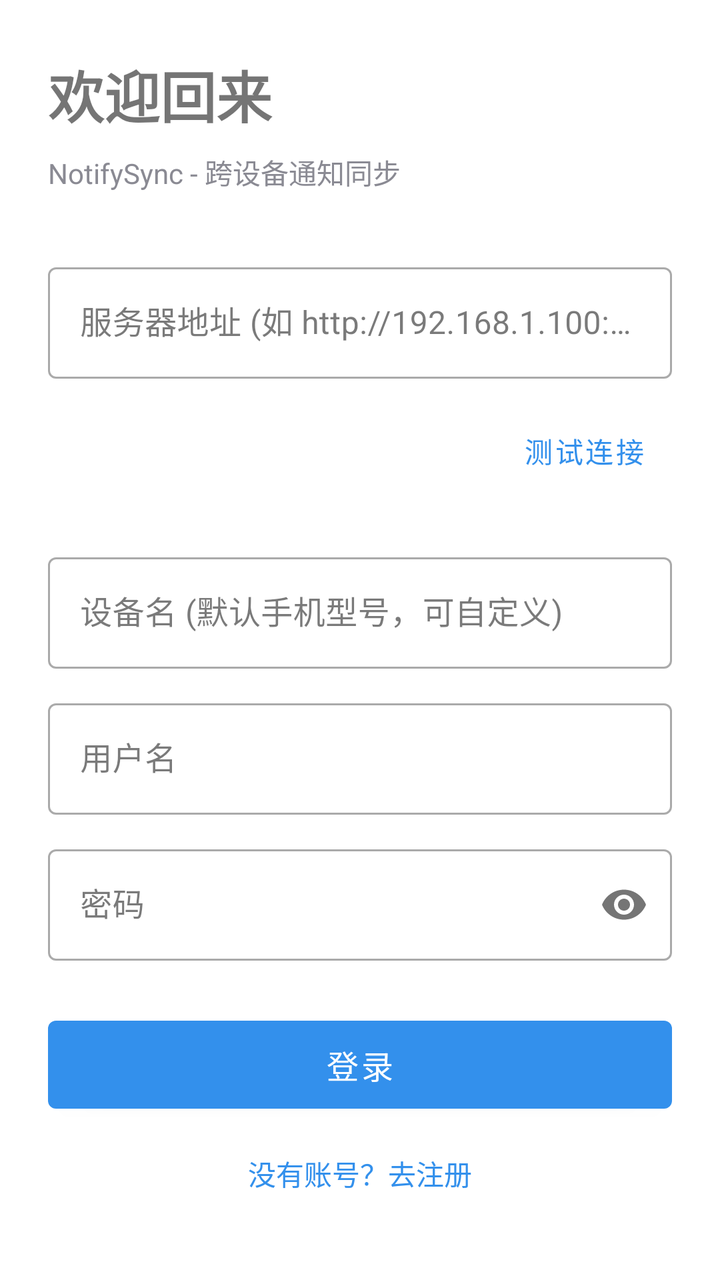
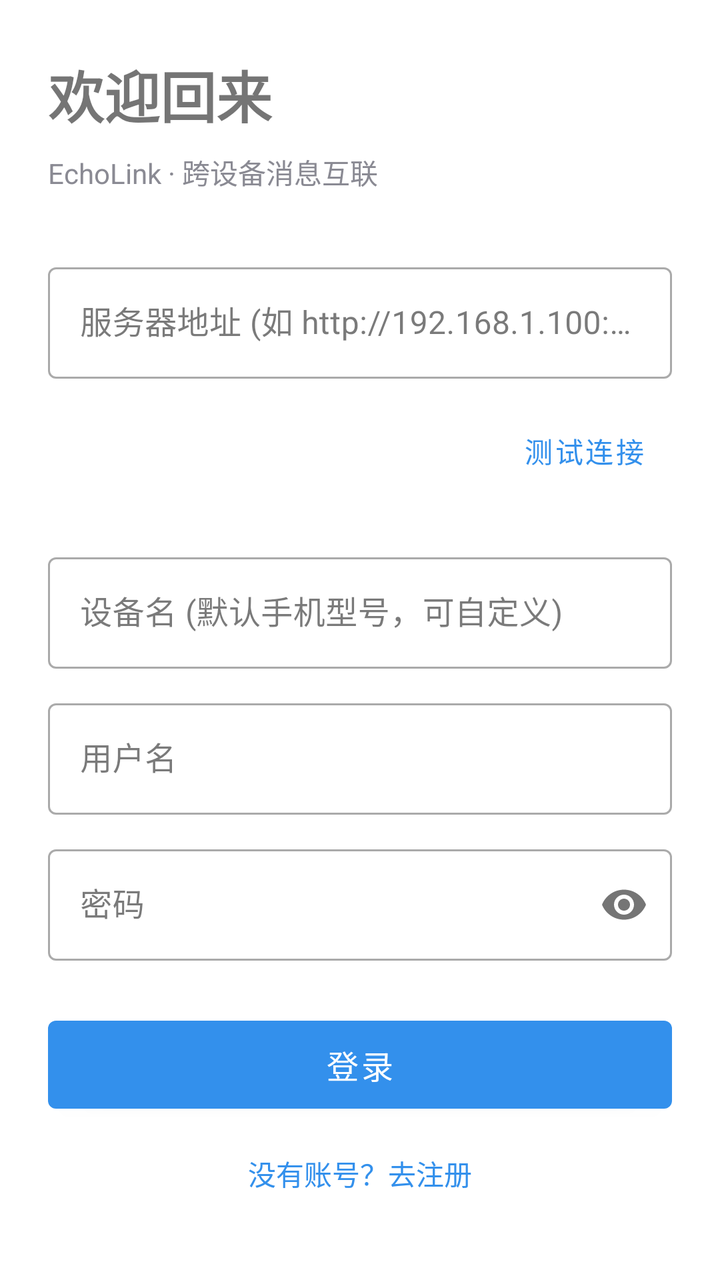

An Android layout rendered at two revisions. The XML below is the earlier revision; the diff shows what the commit changed to produce the second picture.
<!-- AndroidManifest.xml: activity theme Theme.NotifySync -->
<!-- res/layout/activity_login.xml -->
<?xml version="1.0" encoding="utf-8"?>
<LinearLayout xmlns:android="http://schemas.android.com/apk/res/android"
    android:layout_width="match_parent"
    android:layout_height="match_parent"
    android:orientation="vertical"
    android:padding="24dp"
    android:gravity="center_vertical">

    <TextView
        android:id="@+id/tvTitle"
        android:layout_width="match_parent"
        android:layout_height="wrap_content"
        android:text="欢迎回来"
        android:textSize="28sp"
        android:textStyle="bold"
        android:layout_marginBottom="8dp" />

    <TextView
        android:layout_width="match_parent"
        android:layout_height="wrap_content"
        android:text="NotifySync - 跨设备通知同步"
        android:textSize="14sp"
        android:textColor="@color/on_surface_variant"
        android:layout_marginBottom="32dp" />

    <com.google.android.material.textfield.TextInputLayout
        android:layout_width="match_parent"
        android:layout_height="wrap_content"
        android:layout_marginBottom="12dp"
        style="@style/Widget.MaterialComponents.TextInputLayout.OutlinedBox">

        <com.google.android.material.textfield.TextInputEditText
            android:id="@+id/etServerUrl"
            android:layout_width="match_parent"
            android:layout_height="wrap_content"
            android:hint="服务器地址 (如 http://192.168.1.100:3000)"
            android:inputType="textUri"
            android:singleLine="true" />
    </com.google.android.material.textfield.TextInputLayout>

    <com.google.android.material.button.MaterialButton
        android:id="@+id/btnTestConnection"
        android:layout_width="wrap_content"
        android:layout_height="wrap_content"
        android:layout_gravity="end"
        android:text="测试连接"
        android:layout_marginBottom="24dp"
        style="@style/Widget.MaterialComponents.Button.TextButton" />

    <com.google.android.material.textfield.TextInputLayout
        android:layout_width="match_parent"
        android:layout_height="wrap_content"
        android:layout_marginBottom="12dp"
        style="@style/Widget.MaterialComponents.TextInputLayout.OutlinedBox">

        <com.google.android.material.textfield.TextInputEditText
            android:id="@+id/etDeviceName"
            android:layout_width="match_parent"
            android:layout_height="wrap_content"
            android:hint="设备名 (默认手机型号，可自定义)"
            android:inputType="text"
            android:singleLine="true" />
    </com.google.android.material.textfield.TextInputLayout>

    <com.google.android.material.textfield.TextInputLayout
        android:layout_width="match_parent"
        android:layout_height="wrap_content"
        android:layout_marginBottom="12dp"
        style="@style/Widget.MaterialComponents.TextInputLayout.OutlinedBox">

        <com.google.android.material.textfield.TextInputEditText
            android:id="@+id/etUsername"
            android:layout_width="match_parent"
            android:layout_height="wrap_content"
            android:hint="用户名"
            android:inputType="text"
            android:singleLine="true" />
    </com.google.android.material.textfield.TextInputLayout>

    <com.google.android.material.textfield.TextInputLayout
        android:layout_width="match_parent"
        android:layout_height="wrap_content"
        android:layout_marginBottom="24dp"
        style="@style/Widget.MaterialComponents.TextInputLayout.OutlinedBox"
        app:passwordToggleEnabled="true"
        xmlns:app="http://schemas.android.com/apk/res-auto">

        <com.google.android.material.textfield.TextInputEditText
            android:id="@+id/etPassword"
            android:layout_width="match_parent"
            android:layout_height="wrap_content"
            android:hint="密码"
            android:inputType="textPassword"
            android:singleLine="true" />
    </com.google.android.material.textfield.TextInputLayout>

    <com.google.android.material.button.MaterialButton
        android:id="@+id/btnLogin"
        android:layout_width="match_parent"
        android:layout_height="56dp"
        android:text="登录"
        android:textSize="16sp" />

    <TextView
        android:id="@+id/btnToggleMode"
        android:layout_width="match_parent"
        android:layout_height="wrap_content"
        android:text="没有账号？去注册"
        android:textColor="@color/purple_500"
        android:gravity="center"
        android:padding="16dp"
        android:textSize="14sp" />

    <ProgressBar
        android:id="@+id/progressBar"
        android:layout_width="wrap_content"
        android:layout_height="wrap_content"
        android:layout_gravity="center"
        android:visibility="gone"
        android:layout_marginTop="16dp" />

</LinearLayout>
<!-- resources referenced by this layout -->
<resources>
  <color name="on_surface_variant">#8A8A93</color>
  <color name="purple_500">@color/brand_primary</color>
  <style name="Theme.NotifySync" parent="Theme.MaterialComponents.DayNight.NoActionBar">
          <item name="colorPrimary">@color/brand_primary</item>
          <item name="colorPrimaryVariant">@color/brand_primary_dark</item>
          <item name="colorOnPrimary">@color/on_primary</item>
          <item name="colorSecondary">@color/secondary</item>
          <item name="colorOnSecondary">@color/on_secondary</item>
          <item name="colorSurface">@color/surface</item>
          <item name="colorOnSurface">@color/on_surface</item>
          <item name="colorError">@color/error</item>
          <item name="android:colorBackground">@color/background</item>
          <item name="colorOnBackground">@color/on_surface</item>
          <item name="colorControlNormal">@color/on_surface_variant</item>
          <item name="colorControlActivated">@color/brand_primary</item>
          <item name="android:windowBackground">@color/background</item>
          <item name="android:statusBarColor">@color/brand_primary_dark</item>
          <item name="android:navigationBarColor">@color/surface</item>
      </style>
  <color name="brand_primary">#3390EC</color>
  <color name="brand_primary_dark">#2B7CD3</color>
  <color name="on_primary">#FFFFFF</color>
  <color name="secondary">#3390EC</color>
  <color name="on_secondary">#FFFFFF</color>
  <color name="surface">#FFFFFF</color>
  <color name="on_surface">#212121</color>
  <color name="error">#E25555</color>
  <color name="background">#FFFFFF</color>
</resources>

<!-- the commit's change to res/layout/activity_login.xml (unified diff, before → after) -->
@@ -18,7 +18,7 @@
     <TextView
         android:layout_width="match_parent"
         android:layout_height="wrap_content"
-        android:text="NotifySync - 跨设备通知同步"
+        android:text="EchoLink · 跨设备消息互联"
         android:textSize="14sp"
         android:textColor="@color/on_surface_variant"
         android:layout_marginBottom="32dp" />
